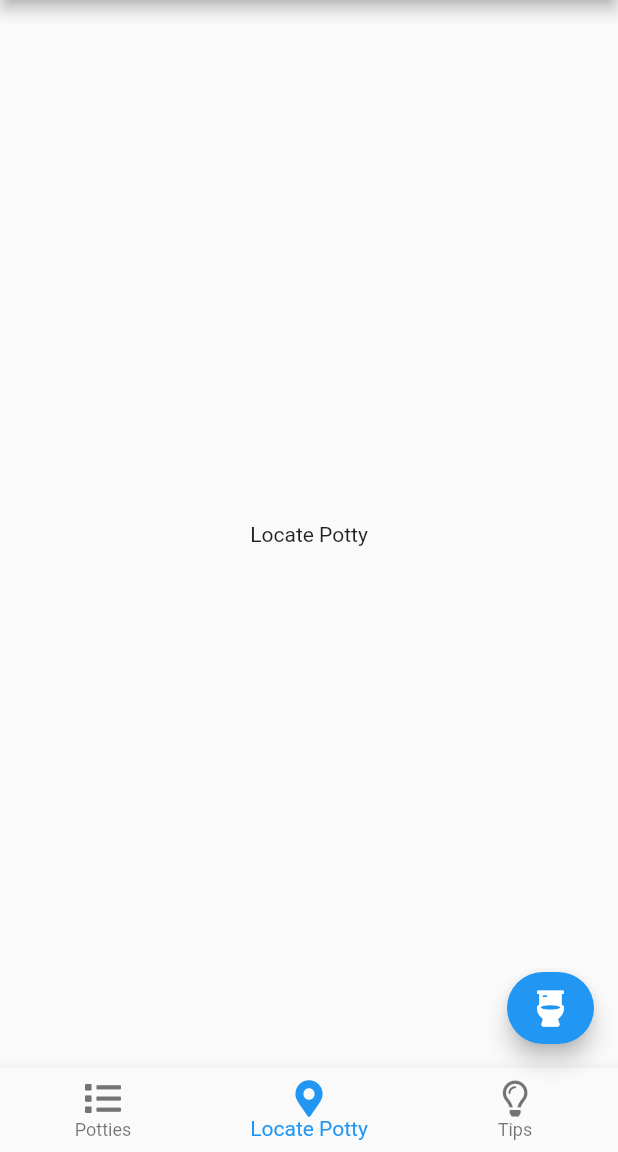
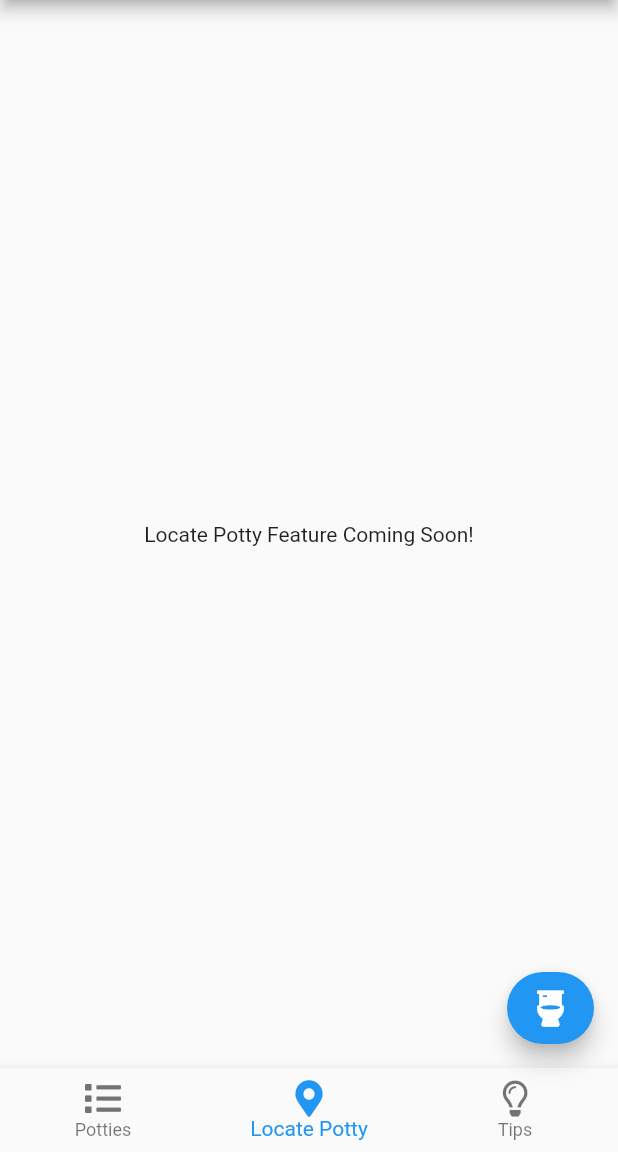
Before and after one commit to patrickcandlin/potty_training_journey, a Flutter app: the screen it shows after launch, item 2 of the bottom bar chosen, on a phone screen of 412 x 824 dp, the part 84-1236 px from its top. Run offline on Flutter 3.47's test engine with Material 2 defaults, Android fonts, the phone set to English and light mode, and no system bars; our stand-ins replace font_awesome_flutter.

```diff
--- a/lib/main.dart
+++ b/lib/main.dart
@@ -31,7 +31,7 @@ class _PottyTrainingHomePageState extends State<PottyTrainingHomePage> {
   int _selectedIndex = 0;
   static const List<Widget> _widgetOptions = <Widget>[
     Text('Potties'),
-    Text('Locate Potty'),
+    Text('Locate Potty Feature Coming Soon!'),
     Text('Tips'),
   ];
   void _onItemTapped(int index) {
```
